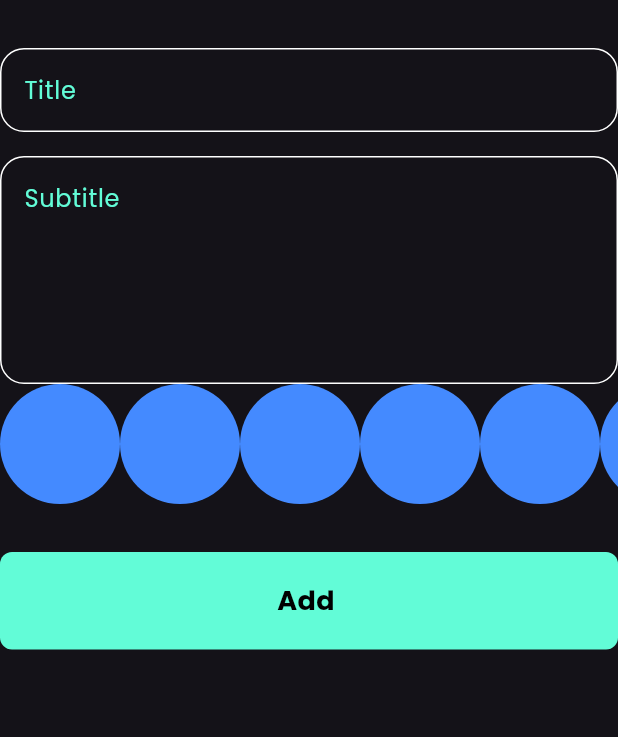
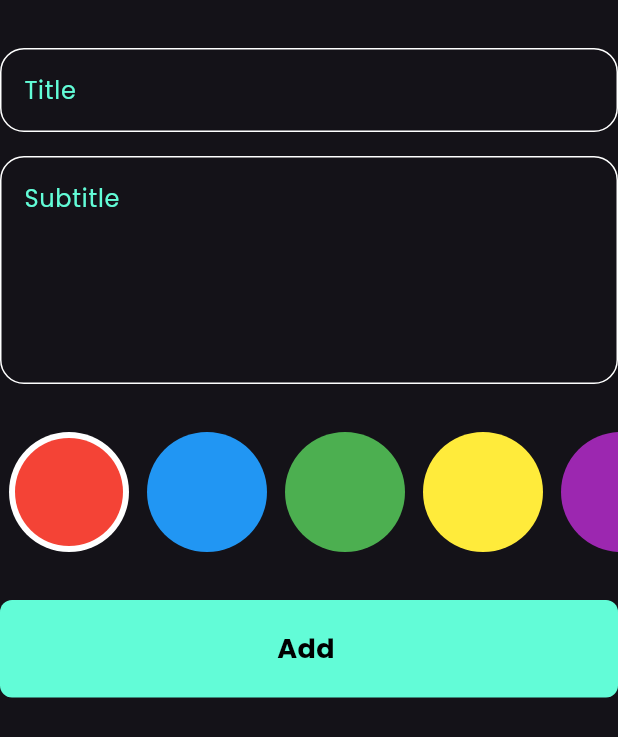
Before and after one commit to zyadfares17-maker/notes_app, a Flutter app: the AddNoteForm widget shown alone on an empty page, opened directly, on a phone screen of 412 x 824 dp. Shown: the top 737 px of the screen. Run offline on Flutter 3.47's test engine with Material 3 defaults, Android fonts, the phone set to English and light mode, and no system bars; our stand-ins replace bloc, flutter_bloc, hive, hive_flutter; accounts and stored records are empty.

Commit message:
colors lsit view part two

```diff
--- a/lib/views/widgets/add_note_form.dart
+++ b/lib/views/widgets/add_note_form.dart
@@ -46,6 +46,7 @@ class _AddNoteFormState extends State<AddNoteForm> {
             hintText: 'Subtitle',
             maxLines: 5,
           ),
+          SizedBox(height: 32),
                       ColorsListView(),
 
           const SizedBox(height: 32),
--- a/lib/views/widgets/colors_list_view.dart
+++ b/lib/views/widgets/colors_list_view.dart
@@ -1,29 +1,69 @@
 import 'package:flutter/material.dart';
 
 class ColorItem extends StatelessWidget {
-  const ColorItem({super.key});
-
+  const ColorItem({super.key, required this.isEdit, required this.color});
+final bool isEdit;
+final Color color;
   @override
   Widget build(BuildContext context) {
-    return const CircleAvatar(
+    return isEdit ?    CircleAvatar(
+      backgroundColor: Colors.white,
       radius: 40,
-      backgroundColor: Colors.blueAccent,
+      child: CircleAvatar(
+        radius: 36,
+        backgroundColor: color,
+      ),
+    )     :  CircleAvatar(
+      radius: 40,
+      backgroundColor: color,
     );
   }
 }
 
-class ColorsListView extends StatelessWidget {
-  const ColorsListView({super.key});
+class ColorsListView extends StatefulWidget {
+  const ColorsListView({super.key, });
 
+  @override
+  State<ColorsListView> createState() => _ColorsListViewState();
+}
+
+class _ColorsListViewState extends State<ColorsListView> {
+    int currentIndex = 0;
+    List<Color> colors = [
+      Colors.red,
+      Colors.blue,
+      Colors.green,
+      Colors.yellow,
+      Colors.purple,
+      Colors.pink,
+      Colors.orange,
+      Colors.teal,
+      Colors.brown,
+      Colors.grey
+    ];
   @override
   Widget build(BuildContext context) {
     return SizedBox(
       height: 40*2,
       child: ListView.builder(
-        itemCount: 10,
+        itemCount: colors.length,
           scrollDirection: Axis.horizontal,
         itemBuilder: (context, index) {
-          return const ColorItem();
+          return Padding(
+            padding: const EdgeInsets.symmetric(horizontal: 6),
+            child:  GestureDetector(
+              onTap: () {
+                currentIndex = index;
+                setState(() {
+
+                });
+              },
+              child: ColorItem(
+                color: colors[index],
+                isEdit: currentIndex == index ,
+              ),
+            ),
+          );
         },
         ),
     );
```
